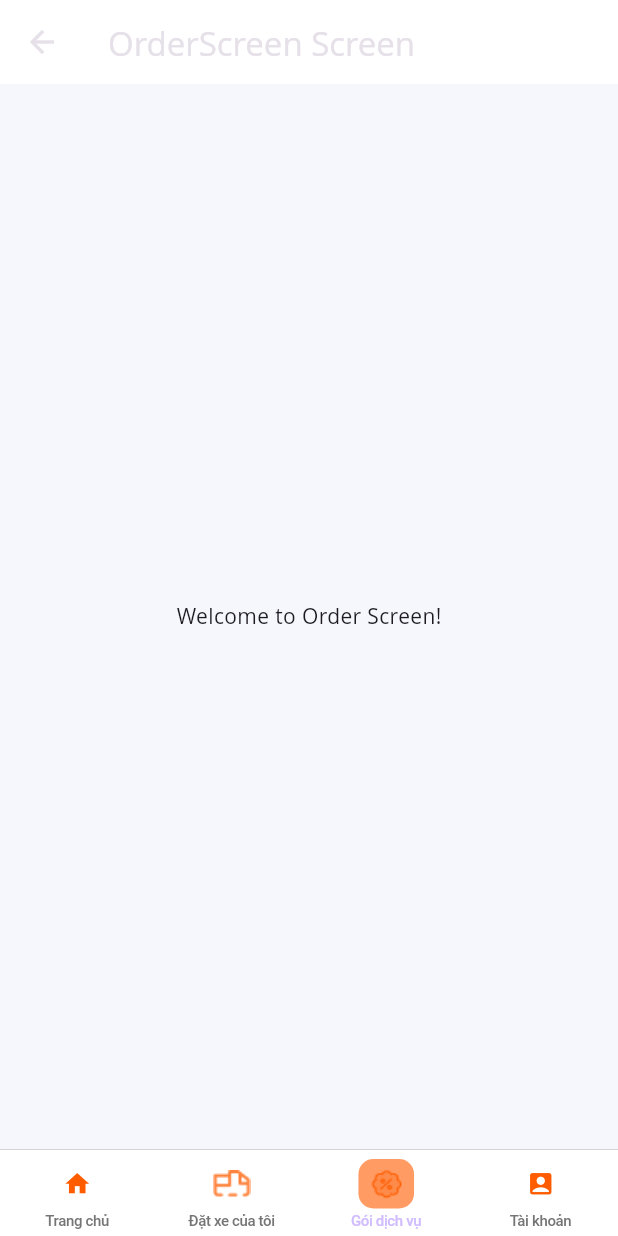
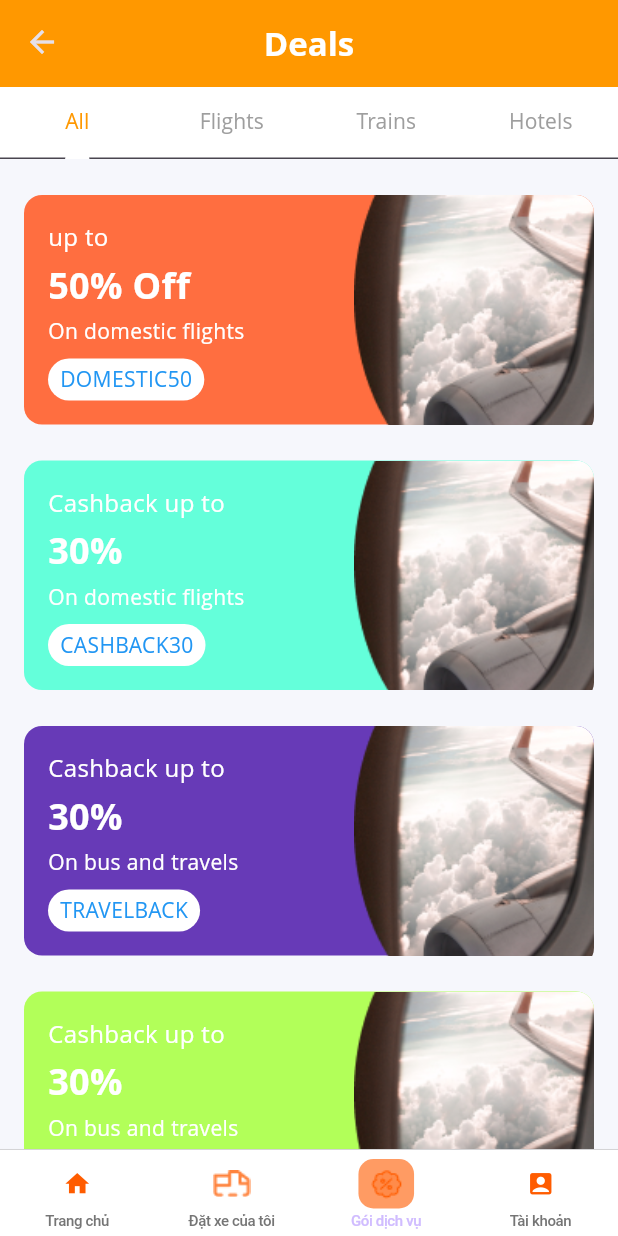
Before and after one commit to vinhnt2002/movemate-mobile, a Flutter app: the TabViewScreen screen opened by its route, item 3 of the bottom bar chosen, on a phone screen of 412 x 824 dp. Run offline on Flutter 3.47's test engine with Material 3 defaults, Android fonts, the phone set to English and light mode, and no system bars; our stand-ins replace auto_route, dio, flutter_hooks, flutter_riverpod, font_awesome_flutter, hooks_riverpod and 3 more; accounts and stored records are empty; Roboto replaces fonts that are missing (Open Sans).

Commit message:
create UI Promotion

```diff
--- a/lib/configs/routes/app_router.dart
+++ b/lib/configs/routes/app_router.dart
@@ -1,5 +1,8 @@
 import 'package:auto_route/auto_route.dart';
+import 'package:flutter/material.dart';
 import 'package:flutter_riverpod/flutter_riverpod.dart';
+import 'package:movemate/features/auth/presentation/sign_in/sign_in_screen.dart';
+import 'package:movemate/features/promotion/presentation/promotion_screen.dart';
 import '../../features/home/presentation/home_screen.dart';
 import '../../features/profile/presentation/profile_screen.dart';
 import '../../features/order/presentation/order_screen.dart';
@@ -29,8 +32,9 @@ class AppRouter extends _$AppRouter {
           // guards: [AuthGuard(ref: _ref)],
           children: [
             AutoRoute(page: HomeScreenRoute.page),
+            AutoRoute(page: OrderScreenRoute.page),
+            AutoRoute(page: PromotionScreenRoute.page),
             AutoRoute(page: ProfileScreenRoute.page),
-            AutoRoute(page: OrderScreenRoute.page),
           ],
         ),
         AutoRoute(
@@ -39,6 +43,10 @@ class AppRouter extends _$AppRouter {
         AutoRoute(
           page: OrderScreenRoute.page,
         ),
+        AutoRoute(
+          // initial: true,
+          page: PromotionScreenRoute.page,
+        ),
       ];
 }
 
--- a/lib/configs/routes/guard/onboarding_guard.dart
+++ b/lib/configs/routes/guard/onboarding_guard.dart
@@ -17,7 +17,7 @@ class OnboardingGuard extends AutoRouteGuard {
     if (isOnboardingCompleted) {
       resolver.next(true);
     } else {
-      resolver.redirect(const OnboardingScreenRoute());
+      resolver.redirect(OnboardingScreenRoute());
     }
   }
 }
--- /dev/null
+++ b/lib/features/promotion/presentation/promotion_list.dart
@@ -0,0 +1,52 @@
+// promotion_list.dart
+
+import 'package:flutter/material.dart';
+import 'package:movemate/utils/commons/widgets/promotion_layout/widget/promotion_card.dart';
+
+class PromotionList extends StatelessWidget {
+  const PromotionList({super.key});
+
+  @override
+  Widget build(BuildContext context) {
+    return ListView(
+      padding: const EdgeInsets.all(16),
+      children: const [
+        PromotionCard(
+          title: 'up to',
+          discount: '50% Off',
+          description: 'On domestic flights',
+          code: 'DOMESTIC50',
+          imagePath: 'assets/images/promotion/Ellipse171.png',
+          bgcolor: Colors.deepOrangeAccent,
+        ),
+        SizedBox(height: 8),
+        PromotionCard(
+          title: 'Cashback up to',
+          discount: '30%',
+          description: 'On domestic flights',
+          code: 'CASHBACK30',
+          imagePath: 'assets/images/promotion/Ellipse171.png',
+          bgcolor: Colors.tealAccent,
+        ),
+        SizedBox(height: 8),
+        PromotionCard(
+          title: 'Cashback up to',
+          discount: '30%',
+          description: 'On bus and travels',
+          code: 'TRAVELBACK',
+          imagePath: 'assets/images/promotion/Ellipse171.png',
+          bgcolor: Colors.deepPurple,
+        ),
+        SizedBox(height: 8),
+        PromotionCard(
+          title: 'Cashback up to',
+          discount: '30%',
+          description: 'On bus and travels',
+          code: 'TRAVELBACK',
+          imagePath: 'assets/images/promotion/Ellipse171.png',
+          bgcolor: Colors.lightGreenAccent,
+        ),
+      ],
+    );
+  }
+}
--- /dev/null
+++ b/lib/features/promotion/presentation/promotion_screen.dart
@@ -0,0 +1,83 @@
+import 'package:flutter/material.dart';
+import 'package:auto_route/auto_route.dart';
+import 'package:movemate/features/promotion/presentation/promotion_list.dart';
+
+@RoutePage()
+class PromotionScreen extends StatefulWidget {
+  const PromotionScreen({super.key});
+
+  @override
+  State<PromotionScreen> createState() => _PromotionScreenState();
+}
+
+class _PromotionScreenState extends State<PromotionScreen>
+    with SingleTickerProviderStateMixin {
+  late TabController _tabController;
+
+  @override
+  void initState() {
+    super.initState();
+    _tabController = TabController(length: 4, vsync: this);
+  }
+
+  @override
+  void dispose() {
+    _tabController.dispose();
+    super.dispose();
+  }
+
+  @override
+  Widget build(BuildContext context) {
+    return Scaffold(
+      appBar: AppBar(
+        backgroundColor: Colors.orange,
+        elevation: 0,
+        title: const Text(
+          'Deals',
+          style: TextStyle(
+            color: Colors.white,
+            fontWeight: FontWeight.bold,
+          ),
+        ),
+        centerTitle: true,
+        bottom: PreferredSize(
+          preferredSize: const Size.fromHeight(50.0),
+          child: Container(
+            color: Colors.white,
+            child: TabBar(
+              controller: _tabController,
+              indicatorColor: Colors.orange,
+              indicatorWeight: 2,
+              labelColor: Colors.orange,
+              unselectedLabelColor: Colors.grey,
+              tabs: const [
+                Tab(text: 'All'),
+                Tab(text: 'Flights'),
+                Tab(text: 'Trains'),
+                Tab(text: 'Hotels'),
+              ],
+            ),
+          ),
+        ),
+      ),
+      body: TabBarView(
+        controller: _tabController,
+        children: [
+          const PromotionList(),
+          _buildTabContent('Flights Deals'),
+          _buildTabContent('Trains Deals'),
+          _buildTabContent('Hotels Deals'),
+        ],
+      ),
+    );
+  }
+
+  Widget _buildTabContent(String content) {
+    return Center(
+      child: Text(
+        content,
+        style: const TextStyle(fontSize: 18, fontWeight: FontWeight.bold),
+      ),
+    );
+  }
+}
--- a/lib/tab_screen.dart
+++ b/lib/tab_screen.dart
@@ -23,8 +23,9 @@ class TabViewScreen extends ConsumerWidget {
         scaffoldKey: autoTabsScaffoldKey,
         routes: const [
           HomeScreenRoute(),
+          OrderScreenRoute(),
+          PromotionScreenRoute(),
           ProfileScreenRoute(),
-          OrderScreenRoute()
         ],
         bottomNavigationBuilder: (_, tabsRouter) =>
             CustomBottomBar(tabsRouter: tabsRouter),
--- /dev/null
+++ b/lib/utils/commons/widgets/promotion_layout/widget/promotion_card.dart
@@ -0,0 +1,108 @@
+// promotion_card.dart
+
+import 'package:flutter/material.dart';
+
+class PromotionCard extends StatelessWidget {
+  final String title;
+  final String discount;
+  final String description;
+  final String code;
+  final String imagePath;
+  final Color bgcolor;
+
+  const PromotionCard({
+    super.key,
+    required this.title,
+    required this.discount,
+    required this.description,
+    required this.code,
+    required this.imagePath,
+    required this.bgcolor,
+  });
+
+  @override
+  Widget build(BuildContext context) {
+    return Container(
+      decoration: BoxDecoration(
+        color: bgcolor,
+        borderRadius: BorderRadius.circular(12),
+      ),
+      margin: const EdgeInsets.symmetric(vertical: 8.0),
+      child: Stack(
+        children: [
+          Padding(
+            padding: const EdgeInsets.all(16.0),
+            child: Row(
+              mainAxisAlignment: MainAxisAlignment.spaceBetween,
+              children: [
+                Expanded(
+                  child: Column(
+                    crossAxisAlignment: CrossAxisAlignment.start,
+                    children: [
+                      Text(
+                        title,
+                        style: const TextStyle(
+                          fontSize: 16,
+                          color: Colors.white,
+                        ),
+                      ),
+                      const SizedBox(height: 4),
+                      Text(
+                        discount,
+                        style: const TextStyle(
+                          fontSize: 24,
+                          fontWeight: FontWeight.bold,
+                          color: Colors.white,
+                        ),
+                      ),
+                      const SizedBox(height: 4),
+                      Text(
+                        description,
+                        style: const TextStyle(
+                          fontSize: 14,
+                          color: Colors.white,
+                        ),
+                      ),
+                      const SizedBox(height: 8),
+                      Container(
+                        padding: const EdgeInsets.symmetric(
+                            vertical: 4.0, horizontal: 8.0),
+                        decoration: BoxDecoration(
+                          color: Colors.white,
+                          borderRadius: BorderRadius.circular(16),
+                        ),
+                        child: Text(
+                          code,
+                          style: const TextStyle(
+                            fontSize: 14,
+                            color: Colors.blue,
+                          ),
+                        ),
+                      ),
+                    ],
+                  ),
+                ),
+              ],
+            ),
+          ),
+          Positioned(
+            top: 0,
+            right: 0,
+            child: ClipRRect(
+              borderRadius: const BorderRadius.only(
+                topRight: Radius.circular(12),
+                bottomRight: Radius.circular(12),
+              ),
+              child: Image.asset(
+                imagePath,
+                width: 160,
+                height: 160,
+                fit: BoxFit.fill,
+              ),
+            ),
+          ),
+        ],
+      ),
+    );
+  }
+}
--- a/pubspec.yaml
+++ b/pubspec.yaml
@@ -100,6 +100,7 @@ flutter:
     - assets/images/home/Group18564.png
     - assets/images/home/image78.png
     - assets/images/home/image13.png
+    - assets/images/promotion/Ellipse171.png
 
     - assets/icons/
 
```
Also changed, not shown: lib/features/home/presentation/home_screen.dart (+7 -7 lines), assets/images/promotion/Ellipse171.png (added), lib/configs/routes/app_router.gr.dart, lib/utils/commons/widgets/home_layout/banner_layout.dart (renamed from lib/utils/commons/widgets/home-layout/banner_layout.dart), lib/utils/commons/widgets/home_layout/widget/background_image.dart (renamed from lib/utils/commons/widgets/home-layout/widget/background_image.dart), lib/utils/commons/widgets/home_layout/widget/header.dart (renamed from lib/utils/commons/widgets/home-layout/widget/header.dart), lib/utils/commons/widgets/home_layout/widget/promotion_banner.dart (renamed from lib/utils/commons/widgets/home-layout/widget/promotion_banner.dart), lib/utils/commons/widgets/home_layout/widget/promotion_section.dart (renamed from lib/utils/commons/widgets/home-layout/widget/promotion_section.dart), lib/utils/commons/widgets/home_layout/widget/service_section.dart (renamed from lib/utils/commons/widgets/home-layout/widget/service_section.dart), lib/utils/commons/widgets/home_layout/widget/service_selector.dart (renamed from lib/utils/commons/widgets/home-layout/widget/service_selector.dart), lib/utils/commons/widgets/home_layout/widget/vehicle_carousel.dart (renamed from lib/utils/commons/widgets/home-layout/widget/vehicle_carousel.dart).
